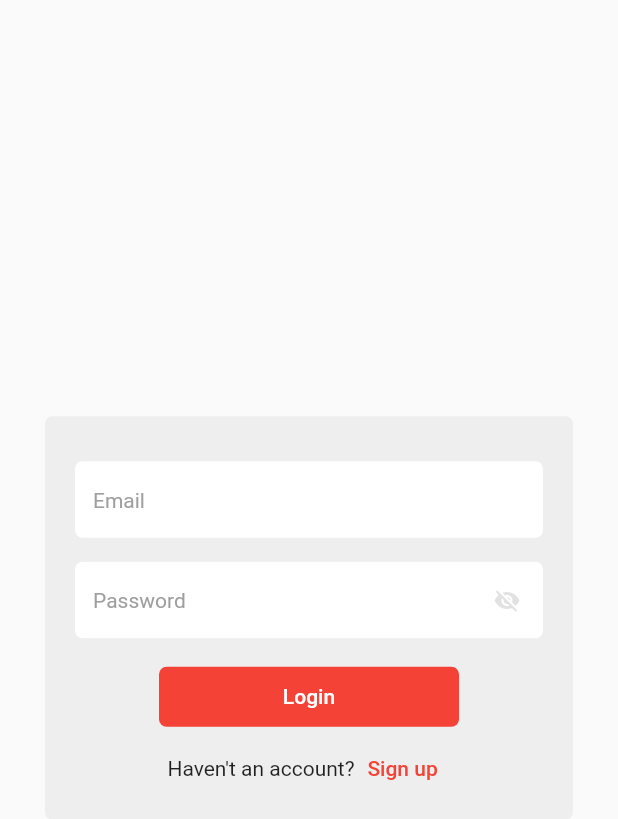
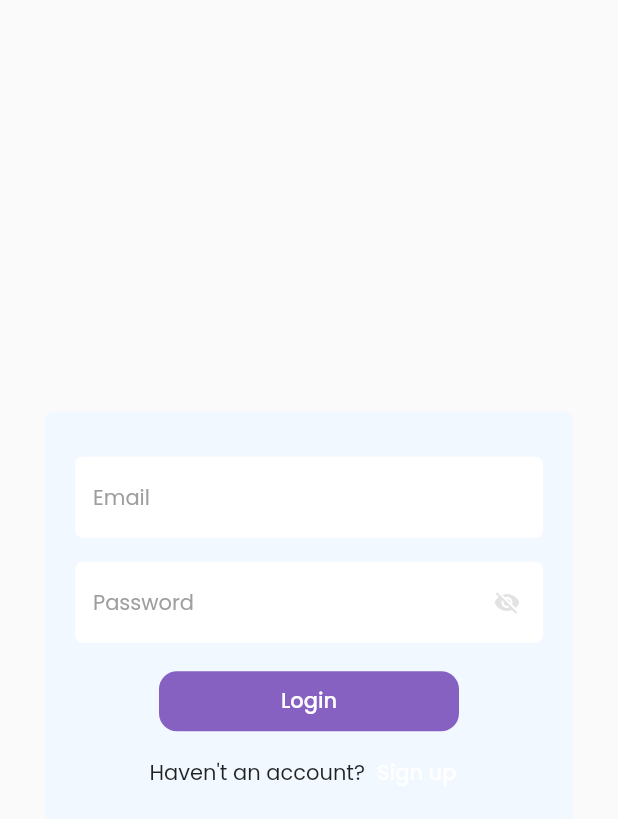
Before and after one commit to nifty-apps/hotel-management-app, a Flutter app: the screen it shows after launch, after a tap on "Login", on a phone screen of 412 x 824 dp. Shown: the top 819 px of the screen. Run offline on Flutter 3.47's test engine with Material 2 defaults, Android fonts, the phone set to English and light mode, and no system bars; our stand-ins replace dio, flutter_spinkit, get, google_fonts, shared_preferences, syncfusion_flutter_datepicker; accounts and stored records are empty; network calls fail.

Commit message:
feat : design add hotel info page

```diff
--- a/lib/controller/auth_controller.dart
+++ b/lib/controller/auth_controller.dart
@@ -3,6 +3,7 @@ import 'dart:convert';
 import 'package:flutter/material.dart';
 import 'package:get/get.dart';
 import 'package:hotel_management/model/body/registration.dart';
+import 'package:hotel_management/model/response/user.dart';
 import 'package:hotel_management/model/user_model.dart';
 import 'package:hotel_management/util/app_constants.dart';
 import 'package:hotel_management/utils/api_client.dart';
@@ -17,7 +18,8 @@ class AuthController extends GetxController {
   final TextEditingController pasController = TextEditingController();
   final TextEditingController roleController = TextEditingController();
   bool isLoading = false;
-
+  UserModel? _userData;
+  UserModel? get userData => _userData;
   // User registration
   Future<bool> registration(
       RegistrationModel userData, BuildContext context) async {
@@ -56,7 +58,9 @@ class AuthController extends GetxController {
           data: {'email': email, 'password': password});
       if (response.statusCode == 200) {
         String? token = response.headers.map['access-token']?.first;
-        print(token);
+        print(response.data['data']);
+        _userData = UserModel.fromJson(response.data['data']);
+        print(_userData);
         _apiClient.updateToken(token!);
         final SharedPreferences preferences =
             await SharedPreferences.getInstance();
@@ -66,14 +70,14 @@ class AuthController extends GetxController {
         ScaffoldMessenger.of(context).showSnackBar(
           SnackBar(
             content: Text(response.data['message']),
-            backgroundColor: Theme.of(context).primaryColor,
+            backgroundColor: Theme.of(context).errorColor,
           ),
         );
         return false;
       }
       return false;
     } catch (error) {
-      return false;
+      throw error;
     }
   }
 
--- a/lib/main.dart
+++ b/lib/main.dart
@@ -1,9 +1,11 @@
 import 'package:flutter/material.dart';
 import 'package:get/get.dart';
+import 'package:hotel_management/controller/auth_controller.dart';
 import 'package:hotel_management/helper/get_di.dart' as di;
 import 'package:hotel_management/theme/theme.dart';
+import 'package:hotel_management/view/screens/auth/add_hotel.dart';
+import 'package:hotel_management/view/screens/auth/login.dart';
 import 'package:hotel_management/view/screens/dashboard/dashboard_screen.dart';
-import 'package:hotel_management/view/screens/auth/login.dart';
 import 'package:shared_preferences/shared_preferences.dart';
 
 void main() async {
@@ -16,7 +18,7 @@ class MyApp extends StatelessWidget {
 
   @override
   Widget build(BuildContext context) {
-    return GetMaterialApp(
+    return MaterialApp(
       debugShowCheckedModeBanner: false,
       theme: MyAppTheme.lightTheme,
       home: FutureBuilder(
@@ -31,7 +33,11 @@ class MyApp extends StatelessWidget {
             if (pref!.getString('Token') == null) {
               return LoginPage();
             } else {
-              return DashboardScreen();
+              if (Get.find<AuthController>().userData?.hotel == null) {
+                return AddHotel();
+              } else {
+                return DashboardScreen();
+              }
             }
           }
           return Center(
--- /dev/null
+++ b/lib/model/response/user.dart
@@ -0,0 +1,48 @@
+class UserModel {
+  String? id;
+  String? name;
+  String? email;
+  String? phone;
+  String? role;
+  String? hotel;
+  String? createdAt;
+  String? updatedAt;
+  int? iV;
+
+  UserModel(
+      {this.id,
+      this.name,
+      this.email,
+      this.phone,
+      this.role,
+      this.hotel,
+      this.createdAt,
+      this.updatedAt,
+      this.iV});
+
+  UserModel.fromJson(Map<String, dynamic> json) {
+    id = json['_id'];
+    name = json['name'];
+    email = json['email'];
+    phone = json['phone'];
+    role = json['role'];
+    hotel = json['hotel'];
+    createdAt = json['createdAt'];
+    updatedAt = json['updatedAt'];
+    iV = json['__v'];
+  }
+
+  Map<String, dynamic> toJson() {
+    final Map<String, dynamic> data = new Map<String, dynamic>();
+    data['_id'] = this.id;
+    data['name'] = this.name;
+    data['email'] = this.email;
+    data['phone'] = this.phone;
+    data['role'] = this.role;
+    data['hotel'] = this.hotel;
+    data['createdAt'] = this.createdAt;
+    data['updatedAt'] = this.updatedAt;
+    data['__v'] = this.iV;
+    return data;
+  }
+}
--- a/lib/theme/theme.dart
+++ b/lib/theme/theme.dart
@@ -1,12 +1,17 @@
 import 'package:flutter/material.dart';
+import 'package:google_fonts/google_fonts.dart';
 
 class MyAppTheme {
   static final ThemeData lightTheme = ThemeData(
-    fontFamily: 'Roboto',
-    primarySwatch: Colors.red,
+    colorScheme: ColorScheme.light().copyWith(
+      secondary: Color(0xFF8661C1),
+      primary: Colors.white,
+      background: Color(0xFFF1F8FF),
+    ),
     brightness: Brightness.light,
     highlightColor: Colors.white,
     hintColor: Color(0xFF9E9E9E),
     disabledColor: Color(0xFF343A40),
+    textTheme: GoogleFonts.poppinsTextTheme(),
   );
 }
--- a/lib/view/base/custom_button.dart
+++ b/lib/view/base/custom_button.dart
@@ -12,14 +12,14 @@ class CustomButton extends StatelessWidget {
     required this.buttonText,
     this.transparent = false,
     this.width = 200,
-    this.height = 40,
-    this.radius = 5,
+    this.height = 44,
+    this.radius = 12,
   });
 
   @override
   Widget build(BuildContext context) {
     final ButtonStyle _flatButtonStyle = TextButton.styleFrom(
-      backgroundColor: Theme.of(context).primaryColor,
+      backgroundColor: Theme.of(context).colorScheme.secondary,
       minimumSize: Size(width, height),
       padding: EdgeInsets.zero,
       shape: RoundedRectangleBorder(
--- a/lib/view/base/custom_text_field.dart
+++ b/lib/view/base/custom_text_field.dart
@@ -61,11 +61,10 @@ class _CustomTextFieldState extends State<CustomTextField> {
               : widget.inputAction,
           keyboardType:
               widget.isAmount ? TextInputType.number : widget.inputType,
-          cursorColor: Theme.of(context).primaryColor,
+          cursorColor: Theme.of(context).colorScheme.secondary,
           textCapitalization: widget.capitalization,
           enabled: widget.isEnabled,
           autofocus: false,
-
           obscureText: widget.isPassword ? _obscureText : false,
           inputFormatters: widget.inputType == TextInputType.phone
               ? <TextInputFormatter>[
@@ -78,14 +77,12 @@ class _CustomTextFieldState extends State<CustomTextField> {
                       : null,
           decoration: InputDecoration(
             border: OutlineInputBorder(
-
               borderRadius: BorderRadius.circular(5),
               borderSide: BorderSide(style: BorderStyle.none, width: 0),
             ),
-
             isDense: true,
             hintText: widget.hintText,
-            fillColor: Theme.of(context).cardColor,
+            fillColor: Theme.of(context).colorScheme.primary,
             filled: true,
             hintStyle: TextStyle(fontSize: 14),
             suffixIcon: widget.isPassword
```
Also changed, not shown: lib/view/screens/auth/add_hotel.dart (+32 -12 lines), lib/view/screens/auth/login.dart (+12 -2 lines), assets/images/restaurant_info.png, 3 other files.
